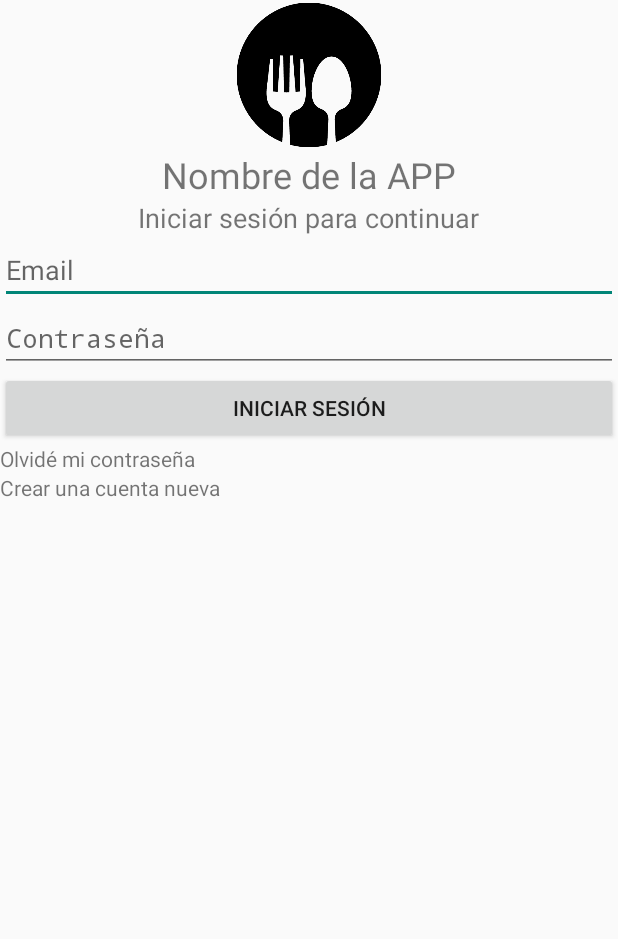
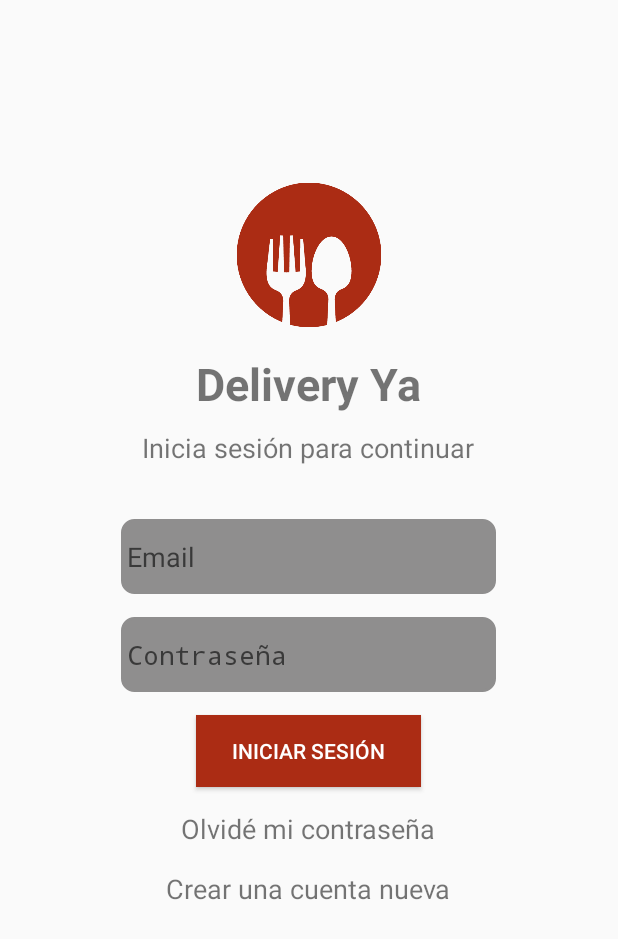
Before and after one commit to lualzugaray/parcial-1-am-acn4a-alzugaray-fernandez, an Android app built with Jetpack Compose: the screen it shows after launch (MainActivity), on a phone screen of 412 x 824 dp. Shown: the top 939 px of the screen. Run offline under Robolectric (Android 15) with nearby library versions, the phone set to English and light mode, and no system bars.

Commit message:
Carga del proyecto

```diff
--- /dev/null
+++ b/app/src/main/java/com/example/myapplication/MainActivity.java
@@ -0,0 +1,54 @@
+package com.example.myapplication;
+
+import android.app.Activity;
+import android.os.Bundle;
+import android.view.View;
+import android.widget.Button;
+import android.widget.EditText;
+import android.widget.LinearLayout;
+import android.widget.ScrollView;
+import android.widget.TextView;
+import android.widget.Toast;
+
+public class MainActivity extends Activity {
+
+    private EditText emailEditText;
+    private EditText passwordEditText;
+    private LinearLayout linearLayout;
+    private ScrollView scrollView;
+    private int elementCount = 0;
+
+    @Override
+    protected void onCreate(Bundle savedInstanceState) {
+        super.onCreate(savedInstanceState);
+        setContentView(R.layout.activity_main);
+
+        emailEditText = findViewById(R.id.emailEditText);
+        passwordEditText = findViewById(R.id.passwordEditText);
+        scrollView = findViewById(R.id.scrollView);
+        linearLayout = findViewById(R.id.linearLayout); // Agregar esta línea para encontrar el LinearLayout
+
+        Button loginButton = findViewById(R.id.loginButton);
+        loginButton.setOnClickListener(new View.OnClickListener() {
+            @Override
+            public void onClick(View v) {
+                Toast.makeText(MainActivity.this, "Botón de inicio de sesión presionado", Toast.LENGTH_SHORT).show();
+                // Agrega lógica de inicio de sesión aquí
+            }
+        });
+    }
+
+    public void forgotPasswordClick(View view) {
+        // Lógica cuando se hace clic en "Olvidé mi contraseña"
+    }
+
+    public void createAccountClick(View view) {
+        // Lógica cuando se hace clic en "Crear una cuenta nueva"
+
+        // Agregar un nuevo elemento de texto al ScrollView dinámicamente
+        TextView textView = new TextView(this);
+        textView.setText("Cuenta " + (elementCount + 1) + " creada");
+        linearLayout.addView(textView);
+        elementCount++;
+    }
+}
--- a/app/src/main/java/com/example/myapplication/MainActivity.kt
+++ /dev/null
@@ -1,24 +0,0 @@
-package com.example.myapplication
-
-import android.widget.Toast
-import androidx.activity.ComponentActivity
-import android.os.Bundle
-import android.widget.Button
-
-
-public class MainActivity : ComponentActivity() {
-
-    override fun onCreate(savedInstanceState: Bundle?) {
-        super.onCreate(savedInstanceState)
-        setContentView(R.layout.activity_main)
-        Toast.makeText(this, "OnCreate", Toast.LENGTH_SHORT).show()
-        // La actividad está creada.
-        val loginButton = findViewById<Button>(R.id.loginButton)
-        loginButton.setOnClickListener {
-            // lógica para el inicio de sesión
-        }
-    }
-
-
-
-}
--- /dev/null
+++ b/app/src/main/res/drawable/custom_edittext_background.xml
@@ -0,0 +1,18 @@
+<?xml version="1.0" encoding="utf-8"?>
+<selector xmlns:android="http://schemas.android.com/apk/res/android">
+    <item>
+        <shape xmlns:android="http://schemas.android.com/apk/res/android">
+            <solid android:color="@color/grey" />
+            <stroke
+                android:width="2dp"
+                android:color="@color/grey" />
+            <corners
+                android:radius="8dp" />
+            <padding
+                android:left="4dp"
+                android:right="4dp"
+                android:top="4dp"
+                android:bottom="4dp" />
+        </shape>
+    </item>
+</selector>
--- /dev/null
+++ b/app/src/main/res/drawable/rounded_edittext_background.xml
@@ -0,0 +1,13 @@
+<?xml version="1.0" encoding="utf-8"?>
+<selector xmlns:android="http://schemas.android.com/apk/res/android">
+    <shape xmlns:android="http://schemas.android.com/apk/res/android">
+        <solid android:color="#ffffff" /> <!-- Color de fondo -->
+        <corners android:radius="8dp" /> <!-- Radio de los bordes -->
+        <padding
+            android:left="8dp"
+            android:top="8dp"
+            android:right="8dp"
+            android:bottom="8dp" /> <!-- Espaciado interior -->
+    </shape>
+
+</selector>
--- a/app/src/main/res/layout/activity_main.xml
+++ b/app/src/main/res/layout/activity_main.xml
@@ -7,78 +7,111 @@
     android:layout_height="match_parent"
     tools:context=".MainActivity">
 
+    <ScrollView
+        android:id="@+id/scrollView"
+        android:layout_width="match_parent"
+        android:layout_height="0dp"
+        app:layout_constraintTop_toTopOf="parent"
+        app:layout_constraintBottom_toBottomOf="parent"
+        app:layout_constraintStart_toStartOf="parent"
+        app:layout_constraintEnd_toEndOf="parent">
+
+        <!-- Añade un LinearLayout para envolver los elementos con márgenes superiores -->
+        <LinearLayout
+            android:id="@+id/linearLayout"
+            android:layout_width="match_parent"
+            android:layout_height="wrap_content"
+            android:orientation="vertical"
+            android:layout_gravity="center_horizontal"
+            android:layout_marginTop="120dp">
+
+            <!-- Elemento de logo -->
             <ImageView
-        android:id="@+id/logoImageView"
+                android:id="@+id/logoImageView1"
                 android:layout_width="100dp"
                 android:layout_height="100dp"
-        app:layout_constraintTop_toTopOf="parent"
-        app:layout_constraintStart_toStartOf="parent"
-        app:layout_constraintEnd_toEndOf="parent"
-        android:src="@drawable/logo" />
-
+                android:src="@drawable/logo"
+                android:layout_gravity="center_horizontal"
+                android:layout_marginBottom="15dp" />
 
             <TextView
                 android:id="@+id/appNameTextView"
                 android:layout_width="wrap_content"
                 android:layout_height="wrap_content"
-        app:layout_constraintTop_toBottomOf="@+id/logoImageView"
-        app:layout_constraintStart_toStartOf="parent"
-        app:layout_constraintEnd_toEndOf="parent"
-        android:text="Nombre de la APP"
-        android:textSize="24sp"/>
+                android:text="Delivery Ya"
+                android:textSize="30sp"
+                android:textStyle="bold"
+                android:layout_gravity="center_horizontal"
+                android:layout_marginBottom="10dp" />
 
+            <!-- "Inicia sesión para continuar" con margen inferior -->
             <TextView
                 android:id="@+id/instructionTextView"
                 android:layout_width="wrap_content"
                 android:layout_height="wrap_content"
-        app:layout_constraintTop_toBottomOf="@+id/appNameTextView"
-        app:layout_constraintStart_toStartOf="parent"
-        app:layout_constraintEnd_toEndOf="parent"
-        android:text="Iniciar sesión para continuar"
-        android:textSize="18sp" />
+                android:text="Inicia sesión para continuar"
+                android:textSize="18sp"
+                android:layout_gravity="center_horizontal"
+                android:layout_marginBottom="35dp" />
 
+            <!-- Campo de correo electrónico con fondo personalizado -->
             <EditText
                 android:id="@+id/emailEditText"
-        android:layout_width="0dp"
-        android:layout_height="wrap_content"
-        app:layout_constraintTop_toBottomOf="@+id/instructionTextView"
-        app:layout_constraintStart_toStartOf="parent"
-        app:layout_constraintEnd_toEndOf="parent"
+                android:layout_width="250dp"
+                android:layout_height="50dp"
                 android:hint="Email"
-        android:inputType="textEmailAddress" />
+                android:inputType="textEmailAddress"
+                android:layout_gravity="center"
+                android:layout_marginBottom="15dp"
+                android:background="@drawable/custom_edittext_background"/>
 
+            <!-- Campo de contraseña con fondo personalizado -->
             <EditText
                 android:id="@+id/passwordEditText"
-        android:layout_width="0dp"
-        android:layout_height="wrap_content"
-        app:layout_constraintTop_toBottomOf="@+id/emailEditText"
-        app:layout_constraintStart_toStartOf="parent"
-        app:layout_constraintEnd_toEndOf="parent"
+                android:layout_width="250dp"
+                android:layout_height="50dp"
                 android:hint="Contraseña"
-        android:inputType="textPassword" />
+                android:inputType="textPassword"
+                android:layout_gravity="center"
+                android:layout_marginBottom="15dp"
+                android:background="@drawable/custom_edittext_background" />
 
+            <!-- Botón de inicio de sesión -->
             <Button
                 android:id="@+id/loginButton"
-        android:layout_width="0dp"
+                android:textColor="@color/white"
+                android:layout_width="150dp"
                 android:layout_height="wrap_content"
-        app:layout_constraintTop_toBottomOf="@+id/passwordEditText"
-        app:layout_constraintStart_toStartOf="parent"
-        app:layout_constraintEnd_toEndOf="parent"
-        android:text="Iniciar Sesión" />
+                android:text="Iniciar Sesión"
+                android:layout_gravity="center"
+                android:layout_marginBottom="15dp"
+                android:background="@color/color_principal"/>
 
+            <!-- "Olvidé mi contraseña" -->
             <TextView
                 android:id="@+id/forgotPasswordTextView"
                 android:layout_width="wrap_content"
                 android:layout_height="wrap_content"
-        app:layout_constraintTop_toBottomOf="@+id/loginButton"
-        app:layout_constraintStart_toStartOf="parent"
-        android:text="Olvidé mi contraseña" />
+                android:text="Olvidé mi contraseña"
+                android:textSize="18sp"
+                android:clickable="true"
+                android:onClick="forgotPasswordClick"
+                android:background="?android:selectableItemBackground"
+                android:layout_gravity="center"
+                android:layout_marginBottom="15dp"/>
 
+            <!-- "Crear una cuenta nueva" -->
             <TextView
                 android:id="@+id/createAccountTextView"
                 android:layout_width="wrap_content"
                 android:layout_height="wrap_content"
-        app:layout_constraintTop_toBottomOf="@+id/forgotPasswordTextView"
-        app:layout_constraintStart_toStartOf="parent"
-        android:text="Crear una cuenta nueva" />
+                android:text="Crear una cuenta nueva"
+                android:textSize="18sp"
+                android:clickable="true"
+                android:onClick="createAccountClick"
+                android:background="?android:selectableItemBackground"
+                android:layout_gravity="center"
+                android:layout_marginBottom="15dp"/>
+        </LinearLayout>
+    </ScrollView>
 </androidx.constraintlayout.widget.ConstraintLayout>
--- a/app/src/main/res/values/colors.xml
+++ b/app/src/main/res/values/colors.xml
@@ -7,4 +7,6 @@
     <color name="teal_700">#FF018786</color>
     <color name="black">#FF000000</color>
     <color name="white">#FFFFFFFF</color>
+    <color name="color_principal">#AB2C14</color>
+    <color name="grey">#8F8E8E</color>
 </resources>
--- /dev/null
+++ b/app/src/main/res/values/styles.xml
@@ -0,0 +1,8 @@
+<?xml version="1.0" encoding="utf-8"?>
+<resources>
+    <style name="AppTheme" parent="Theme.AppCompat.Light.DarkActionBar">
+        <!-- Define el color de texto primario (colorPrimary) -->
+        <item name="android:textColorPrimary">@color/white</item>
+        <!-- Otros estilos personalizados -->
+    </style>
+</resources>
```
Also changed, not shown: app/src/main/res/drawable/logo.png. Lines whose indentation alone changed are shown as unchanged.
